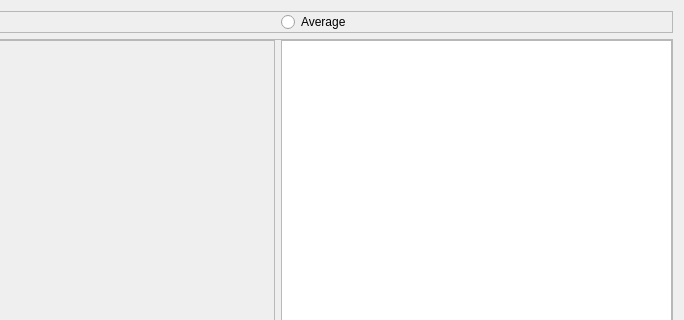
First picture: the form in src/analyzer/ofchartbardialog.ui, repository loganek/workertracker, before the edit; both pictures show x 129 to 813 and y 0 to 320 of the 813 by 415 pixel window.
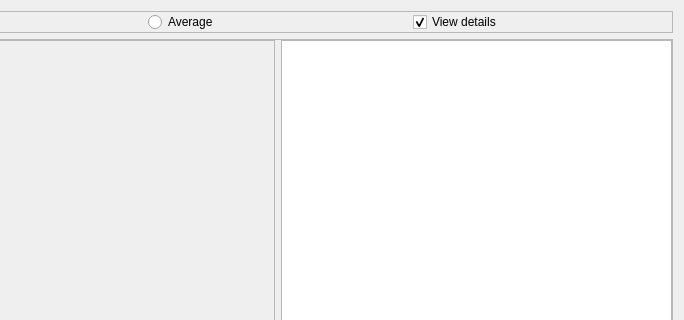
Second picture: the form after the edit.

Commit message: analyzer: details on day of week form optional

The edit to the form file:
```diff
--- a/src/analyzer/ofchartbardialog.ui
+++ b/src/analyzer/ofchartbardialog.ui
@@ -52,6 +52,16 @@
         </property>
        </widget>
       </item>
+      <item>
+       <widget class="QCheckBox" name="viewDetailsCheckBox">
+        <property name="text">
+         <string>View details</string>
+        </property>
+        <property name="checked">
+         <bool>true</bool>
+        </property>
+       </widget>
+      </item>
      </layout>
     </widget>
    </item>
```
Left out of the diff: 8 changed lines with no effect on the pictures. The commit also changes 2 other files.
